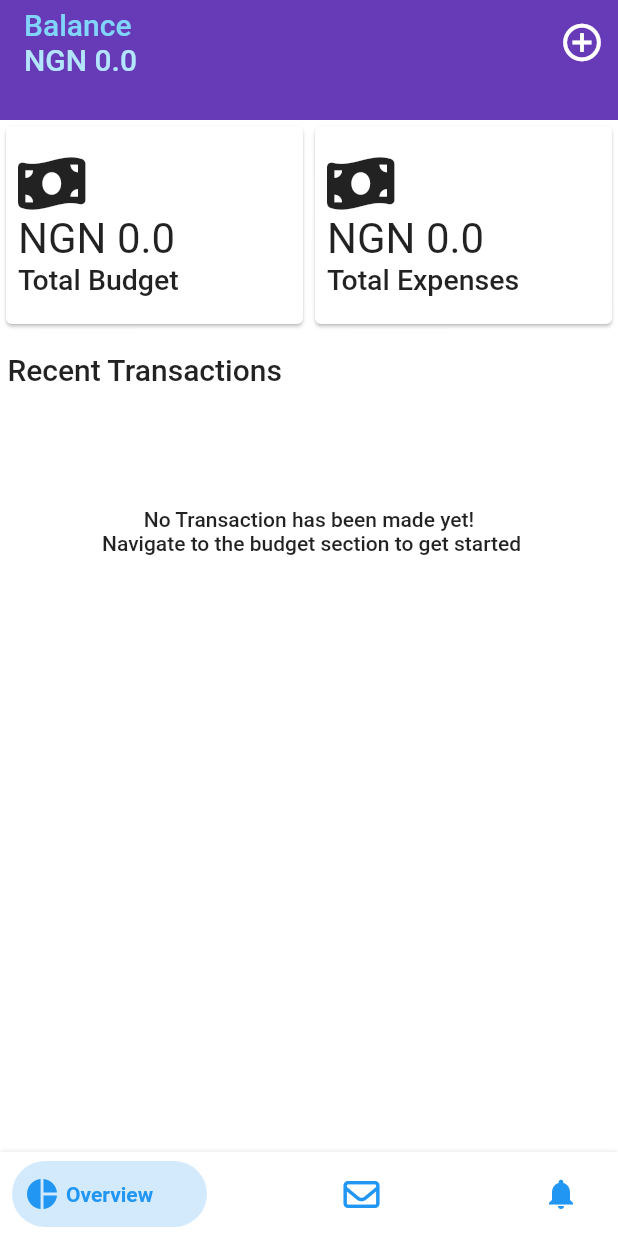
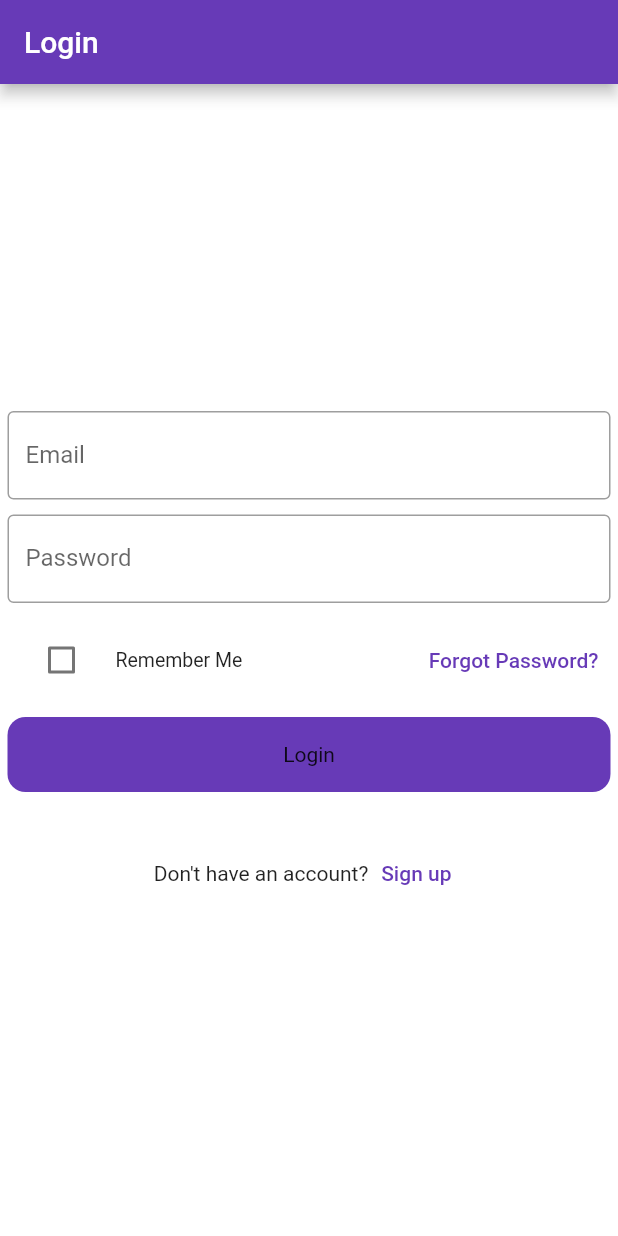
Before and after one commit to ANTONINEUTRON/envelope_budget_app, a Flutter app: the screen it shows after launch, on a phone screen of 412 x 824 dp. Run offline on Flutter 3.47's test engine with Material 2 defaults, Android fonts, the phone set to English and light mode, and no system bars; drawn by our look-alikes of bottom_navy_bar; our stand-ins replace equatable, flutter_bloc, font_awesome_flutter, google_fonts, pie_chart, shared_preferences.

Commit message:
added login page

```diff
--- a/lib/features/home/ui/page/home_page.dart
+++ b/lib/features/home/ui/page/home_page.dart
@@ -9,6 +9,8 @@ import '../../../reports/ui/page/report_page.dart';
 
 class HomePage extends StatefulWidget {
   const HomePage({Key? key}) : super(key: key);
+
+  static var route = MaterialPageRoute(builder: (context)=>const HomePage());
 
   @override
   State<HomePage> createState() => _HomePageState();
--- /dev/null
+++ b/lib/features/home/ui/page/login_page.dart
@@ -0,0 +1,152 @@
+import 'package:flutter/material.dart';
+
+import '../../widget/auth_button.dart';
+import '../../widget/auth_textfield.dart';
+import 'home_page.dart';
+
+bool IS_USER_LOGGEDIN = false;
+
+class LoginPage extends StatefulWidget {
+  // static const route = '/';
+
+  const LoginPage({Key? key}) : super(key: key);
+
+  @override
+  State createState() => LoginState();
+}
+
+class LoginState extends State<LoginPage> {
+  bool checkedState = false;
+  var email = '';
+  var password = '';
+  String? emailErrorText;
+  String? passwordErrorText;
+
+  @override
+  Widget build(BuildContext context) {
+    final theme = Theme.of(context);
+
+    return Scaffold(
+        appBar: AppBar(
+          title: const Text('Login'),
+        ),
+        body: Container(
+          alignment: Alignment.center,
+          padding: const EdgeInsets.only(
+              left: 5,
+              right: 5
+          ),
+          child: ListView(
+              shrinkWrap: true,
+              children: [
+                AuthTextfield(
+                  labelHint: "Email",
+                  onChanged: (value)=>setState(()=>email = value),
+                  errorText: emailErrorText,
+                ),
+
+                _getSpace(),
+
+                AuthTextfield(
+                    labelHint: "Password",
+                    isPassword: true,
+                    onChanged: (value)=>setState(()=>password = value),
+                    errorText: passwordErrorText,
+                ),
+
+                _getSpace(),
+
+                Row(
+                  mainAxisAlignment: MainAxisAlignment.spaceBetween,
+                  children: [
+                    Container(
+                      width: MediaQuery.of(context).size.width/2,
+                      child: CheckboxListTile(
+                        title: const Text(
+                          "Remember Me",
+                          style: TextStyle(
+                              fontSize: 13
+                          ),
+                        ),
+                        selected: checkedState,
+                        value: checkedState,
+                        controlAffinity: ListTileControlAffinity.leading,
+                        onChanged: (newCheckedState){
+
+                          setState((){
+                            checkedState = newCheckedState ?? false;
+                          });
+                        },
+                      ),
+                    ),
+
+                    TextButton(
+                      onPressed: null,
+                      child: Text(
+                        'Forgot Password?',
+                        style: TextStyle(
+                            color: theme.primaryColor
+                        ),
+                      ),
+                    ),
+                  ],
+                ),
+
+                _getSpace(),
+
+                AuthButton(
+                  text: 'Login',
+                  showBorder: true,
+                  onpressed: (){
+                    setState(() {
+                      emailErrorText = null;
+                      passwordErrorText = null;
+                    });
+                    if(isInputValid()){
+                      IS_USER_LOGGEDIN = true;
+                      Navigator.pushReplacement(context, HomePage.route);
+                    }
+                  },
+                  isTransparent: false,
+                ),
+
+                _getSpace(multiply: 3),
+
+                Row(
+                  mainAxisAlignment: MainAxisAlignment.center,
+                  children: [
+                    const Text("Don't have an account?"),
+                    TextButton(
+                        onPressed: ()=>null,
+                        child: Text(
+                          'Sign up',
+                          style: TextStyle(
+                              color: theme.primaryColor
+                          ),
+                        )
+                    )
+                  ],
+                )
+              ]
+          ),
+        )
+    );
+  }
+
+  Padding _getSpace({double multiply: 1}) =>  Padding(padding: EdgeInsets.all(5*multiply));
+
+  bool isInputValid() {
+    if(email.length < 4 || !email.contains('@')){
+      setState(() {
+        emailErrorText = "Invalid email entered";
+      });
+      return false;
+    }else if(password != "123Eric"){
+      setState(() {
+        emailErrorText = "Invalid password entered";
+      });
+      return false;
+    }
+    return true;
+  }
+}
--- /dev/null
+++ b/lib/features/home/widget/auth_button.dart
@@ -0,0 +1,55 @@
+import 'package:flutter/material.dart';
+
+class AuthButton extends StatelessWidget {
+  const AuthButton({
+    Key? key,
+    required this.text,
+    this.height,
+    this.onpressed,
+    this.isTransparent = false,
+    this.showBorder = true,
+    this.hPadding = 5,
+  }) : super(key: key);
+
+  final void Function()? onpressed;
+  final double? height;
+  final String text;
+  final bool isTransparent;
+  final bool showBorder;
+  final double hPadding;
+
+  @override
+  Widget build(BuildContext context) {
+    final theme = Theme.of(context);
+    return GestureDetector(
+      onTap: onpressed,
+      child: Container(
+        // margin: Config.contentPadding(context, h: hPadding),
+        height: 50,
+        width: MediaQuery.of(context).size.shortestSide,
+        alignment: Alignment.center,
+        decoration: BoxDecoration(
+            border: isTransparent && showBorder
+                ? Border.all(
+                    color: theme.colorScheme.secondary,
+                  )
+                : null,
+            color: isTransparent
+                ? theme.scaffoldBackgroundColor
+                : onpressed == null
+                    ? theme.backgroundColor
+                    : theme.primaryColor,
+            borderRadius: BorderRadius.circular(12)),
+        child: Text(
+          text,
+          // style: Config.b1b(context).copyWith(
+          //   color: isTransparent
+          //       ? theme.primaryColor
+          //       : theme.scaffoldBackgroundColor,
+          //   fontWeight: FontWeight.bold,
+          // ),
+        ),
+      ),
+    );
+  }
+}
--- /dev/null
+++ b/lib/features/home/widget/auth_textfield.dart
@@ -0,0 +1,31 @@
+import 'package:flutter/material.dart';
+
+class AuthTextfield extends StatelessWidget{
+  AuthTextfield({
+    required this.labelHint,
+    this.isPassword: false,
+    this.onChanged: null,
+    this.errorText: null
+  });
+  final String labelHint;
+  final bool isPassword;
+  final Function(String)? onChanged;
+  final String? errorText;
+
+  @override
+  Widget build(BuildContext context) {
+    return TextField(
+      decoration: InputDecoration(
+        border: const OutlineInputBorder(),
+        labelText: labelHint,
+        hintText: labelHint,
+        errorText: errorText
+      ),
+      obscureText: isPassword,
+      autocorrect: false,
+      enableSuggestions: false,
+      onChanged: onChanged,
+    );
+  }
+
+}
--- a/lib/main.dart
+++ b/lib/main.dart
@@ -5,6 +5,7 @@ import 'package:flutter_bloc/flutter_bloc.dart';
 import 'features/budgets/data/repositories/budget_repository.dart';
 import 'features/budgets/ui/bloc/budget_bloc.dart';
 import 'features/home/ui/page/home_page.dart';
+import 'features/home/ui/page/login_page.dart';
 import 'features/income/data/repository/balance_repository.dart';
 import 'features/income/data/repository/card_repository.dart';
 import 'features/notifications/ui/bloc/notification_bloc.dart';
@@ -55,7 +56,7 @@ class MyApp extends StatelessWidget {
             scaffoldBackgroundColor: Colors.white70
           ),
           debugShowCheckedModeBanner: false,
-          home: const HomePage(),
+          home: LoginPage()// const HomePage(),
         ),
       ),
     );
--- a/pubspec.yaml
+++ b/pubspec.yaml
@@ -48,6 +48,7 @@ dev_dependencies:
     sdk: flutter
   build_runner: ^2.3.3
   json_serializable: ^6.5.4
+  flutter_native_splash: any
 
   # The "flutter_lints" package below contains a set of recommended lints to
   # encourage good coding practices. The lint set provided by the package is
```
Also changed, not shown: pubspec.lock.
